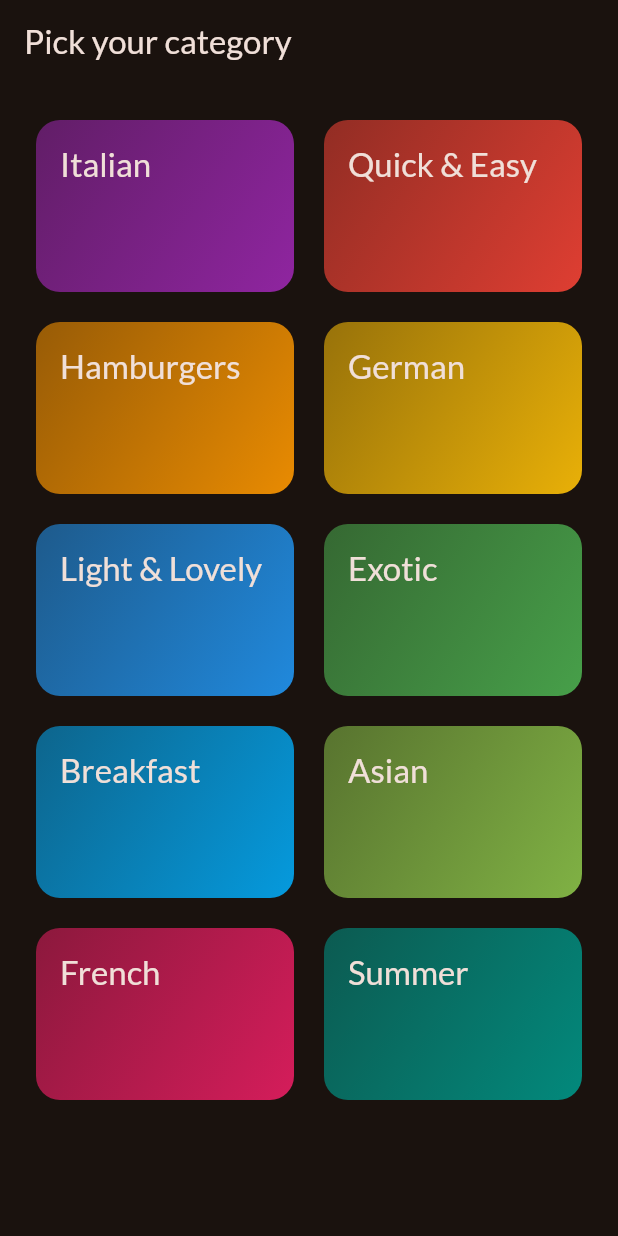
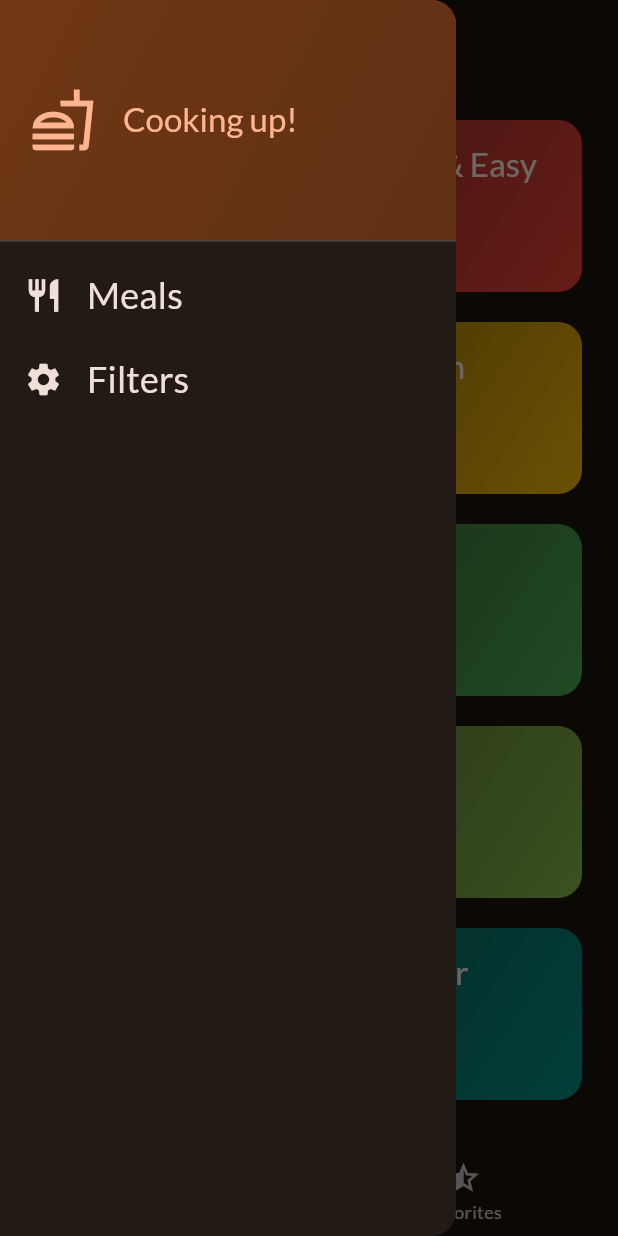
Before and after one commit to TanmayLimje/meals_app, a Flutter app: the screen it shows after launch, with the side drawer open (before the commit the screen has no drawer), on a phone screen of 412 x 824 dp. Run offline on Flutter 3.47's test engine with Material 3 defaults, Android fonts, the phone set to English and light mode, and no system bars; our stand-ins replace google_fonts, transparent_image.

Commit message:
added bottom bar and side drawer

```diff
--- a/lib/main.dart
+++ b/lib/main.dart
@@ -1,6 +1,7 @@
 import 'package:flutter/material.dart';
 import 'package:google_fonts/google_fonts.dart';
-import 'package:meals_app/screens/categories.dart';
+//import 'package:meals_app/screens/categories.dart';
+import 'package:meals_app/screens/tabs.dart';
 
 final theme = ThemeData(
   useMaterial3: true,
@@ -22,7 +23,7 @@ class App extends StatelessWidget {
   Widget build(BuildContext context) {
     return MaterialApp(
       theme: theme,
-      home: const CategoriesScreen(),
+      home: const TabsScreen(),
     );
   }
 }
--- a/lib/screens/categories.dart
+++ b/lib/screens/categories.dart
@@ -1,11 +1,14 @@
 import 'package:meals_app/models/category.dart';
 import 'package:flutter/material.dart';
 import 'package:meals_app/data/dummy_data.dart';
+import 'package:meals_app/models/meal.dart';
 import 'package:meals_app/screens/meals.dart';
 import 'package:meals_app/widgets/category_grid_item.dart';
 
 class CategoriesScreen extends StatelessWidget {
-  const CategoriesScreen({super.key});
+  const CategoriesScreen({super.key, required this.onToggleFavorite});
+
+  final void Function(Meal meal) onToggleFavorite;
 
   void _selectCategory(BuildContext context, Category category) {
     final filteredList = dummyMeals
@@ -17,6 +20,7 @@ class CategoriesScreen extends StatelessWidget {
         builder: (ctx) => MealsScreen(
           title: category.title,
           meals: filteredList,
+          onToggleFavorite: onToggleFavorite,
         ),
       ),
     ); //Navigator.push(context, route);
@@ -24,11 +28,7 @@ class CategoriesScreen extends StatelessWidget {
 
   @override
   Widget build(BuildContext context) {
-    return Scaffold(
-      appBar: AppBar(
-        title: const Text('Pick your category'),
-      ),
-      body: GridView(
+    return GridView(
       padding: const EdgeInsets.all(24),
       gridDelegate: const SliverGridDelegateWithFixedCrossAxisCount(
         crossAxisCount: 2,
@@ -45,7 +45,6 @@ class CategoriesScreen extends StatelessWidget {
             },
           )
       ],
-      ),
     );
   }
 }
--- /dev/null
+++ b/lib/screens/tabs.dart
@@ -0,0 +1,99 @@
+import 'package:flutter/material.dart';
+import 'package:meals_app/models/meal.dart';
+import 'package:meals_app/screens/categories.dart';
+import 'package:meals_app/screens/filters.dart';
+import 'package:meals_app/screens/meals.dart';
+import 'package:meals_app/widgets/main_drawer.dart';
+
+class TabsScreen extends StatefulWidget {
+  const TabsScreen({super.key});
+
+  @override
+  State<TabsScreen> createState() {
+    return _TabsScreenState();
+  }
+}
+
+class _TabsScreenState extends State<TabsScreen> {
+  int _selectedPageIndex = 0;
+  final List<Meal> _favoriteMeals = [];
+
+  void _showInfoMessage(String message) {
+    ScaffoldMessenger.of(context).clearSnackBars();
+    ScaffoldMessenger.of(context).showSnackBar(
+      SnackBar(
+        content: Text(message),
+      ),
+    );
+  }
+
+  void _toggleMealFavoriteStatus(Meal meal) {
+    final isExisting = _favoriteMeals.contains(meal);
+
+    if (isExisting) {
+      setState(() {
+        _favoriteMeals.remove(meal);
+      });
+      _showInfoMessage('Meal is no longer a favorite.');
+    } else {
+      setState(() {
+        _favoriteMeals.add(meal);
+      });
+      _showInfoMessage('Marked as a favorite!!');
+    }
+  }
+
+  void _selectpage(int index) {
+    setState(() {
+      _selectedPageIndex = index;
+    });
+  }
+
+  void _setScreen(String identifier) {
+    Navigator.of(context).pop();
+
+    if (identifier == 'filters') {
+      Navigator.of(context).push(
+        MaterialPageRoute(
+          builder: (ctx) => const FiltersScreen(),
+        ),
+      );
+    }
+  }
+
+  @override
+  Widget build(BuildContext context) {
+    Widget activePage = CategoriesScreen(
+      onToggleFavorite: _toggleMealFavoriteStatus,
+    );
+    var activePageTitle = 'Categories';
+
+    if (_selectedPageIndex == 1) {
+      activePage = MealsScreen(
+        meals: _favoriteMeals,
+        onToggleFavorite: _toggleMealFavoriteStatus,
+      );
+      activePageTitle = 'Your Favorites';
+    }
+
+    return Scaffold(
+      appBar: AppBar(
+        title: Text(activePageTitle),
+      ),
+      drawer: MainDrawer(
+        onSelectScreen: _setScreen,
+      ),
+      body: activePage,
+      bottomNavigationBar: BottomNavigationBar(
+        onTap: _selectpage,
+        currentIndex: _selectedPageIndex,
+        items: const [
+          BottomNavigationBarItem(
+              icon: Icon(Icons.fastfood_outlined), label: 'Categories'),
+          BottomNavigationBarItem(
+              icon: Icon(Icons.star_half_sharp), label: 'Favorites'),
+        ],
+      ),
+    );
+  }
+}
--- /dev/null
+++ b/lib/widgets/main_drawer.dart
@@ -0,0 +1,82 @@
+import 'package:flutter/material.dart';
+
+class MainDrawer extends StatelessWidget {
+  const MainDrawer({super.key, required this.onSelectScreen});
+
+  final void Function(String identifier) onSelectScreen;
+
+  @override
+  Widget build(BuildContext context) {
+    return Drawer(
+      child: Column(
+        children: [
+          DrawerHeader(
+            padding: const EdgeInsets.all(20),
+            decoration: BoxDecoration(
+              gradient: LinearGradient(
+                colors: [
+                  Theme.of(context).colorScheme.primaryContainer,
+                  Theme.of(context)
+                      .colorScheme
+                      .primaryContainer
+                      .withOpacity(0.8),
+                ],
+                begin: Alignment.topLeft,
+                end: Alignment.bottomRight,
+              ),
+            ),
+            child: Row(
+              children: [
+                Icon(
+                  Icons.fastfood_outlined,
+                  size: 44,
+                  color: Theme.of(context).colorScheme.primary,
+                ),
+                const SizedBox(
+                  width: 18,
+                ),
+                Text('Cooking up!',
+                    style: Theme.of(context).textTheme.titleLarge!.copyWith(
+                        color: Theme.of(context).colorScheme.primary)),
+              ],
+            ),
+          ),
+          ListTile(
+            leading: Icon(
+              Icons.restaurant,
+              size: 26,
+              color: Theme.of(context).colorScheme.onBackground,
+            ),
+            title: Text(
+              'Meals',
+              style: Theme.of(context).textTheme.titleSmall!.copyWith(
+                    color: Theme.of(context).colorScheme.onBackground,
+                    fontSize: 24,
+                  ),
+            ),
+            onTap: () {
+              onSelectScreen('meals');
+            },
+          ),
+          ListTile(
+            leading: Icon(
+              Icons.settings,
+              size: 26,
+              color: Theme.of(context).colorScheme.onBackground,
+            ),
+            title: Text(
+              'Filters',
+              style: Theme.of(context).textTheme.titleSmall!.copyWith(
+                    color: Theme.of(context).colorScheme.onBackground,
+                    fontSize: 24,
+                  ),
+            ),
+            onTap: () {
+              onSelectScreen('filters');
+            },
+          ),
+        ],
+      ),
+    );
+  }
+}
```
Also changed, not shown: lib/screens/filters.dart (added, +60 -0 lines), lib/screens/meal_details.dart (added, +80 -0 lines), lib/screens/meals.dart (+27 -5 lines), lib/widgets/meal_item.dart (+37 -3 lines), lib/widgets/meal_item_trait.dart (added, +32 -0 lines). Lines whose indentation alone changed are shown as unchanged.
